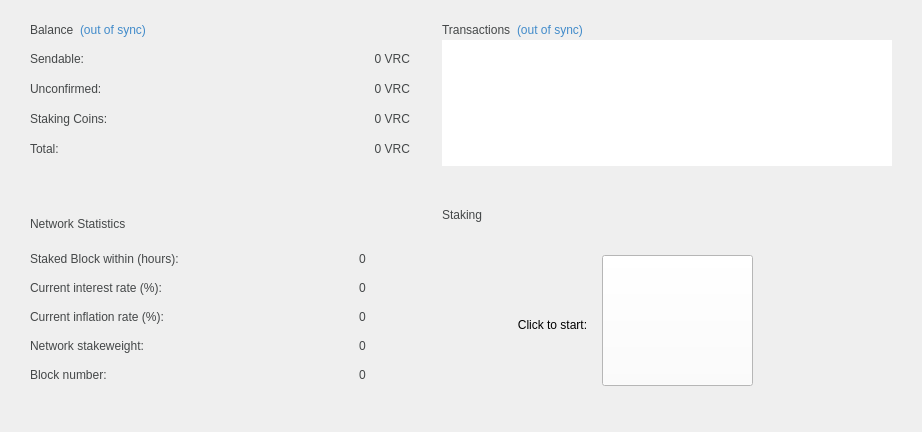
First picture: the form in src/qt/forms/overviewpage.ui, repository VeriConomy/vericoin, before the edit.
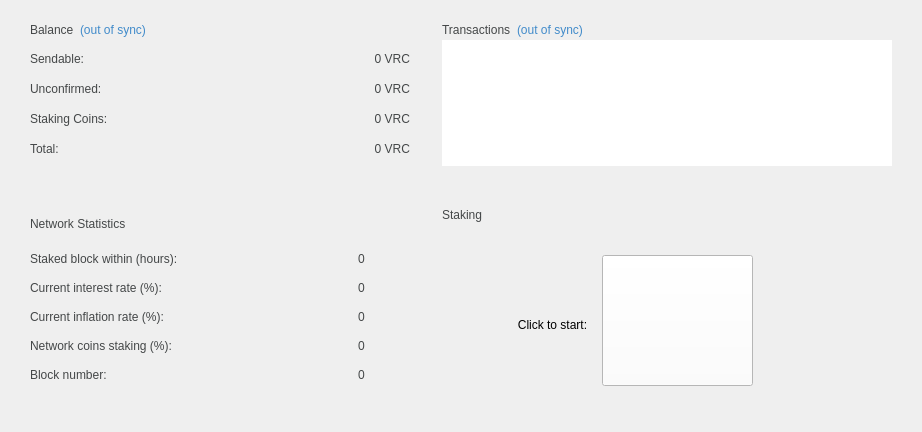
Second picture: the form after the edit. Icons and pictures are not drawn.

Commit message: fix font display on new password screen, improve sync indicator and add coins staking percentage to stats

The edit to the form file:
```diff
--- a/src/qt/forms/overviewpage.ui
+++ b/src/qt/forms/overviewpage.ui
@@ -631,7 +631,7 @@
           <string notr="true">QLabel {color: #444748}</string>
          </property>
          <property name="text">
-          <string>Staked Block within (hours):</string>
+          <string>Staked block within (hours):</string>
          </property>
         </widget>
        </item>
@@ -823,7 +823,7 @@
           <string notr="true">QLabel {color: #444748}</string>
          </property>
          <property name="text">
-          <string>Network stakeweight:</string>
+          <string>Network coins staking (%):</string>
          </property>
         </widget>
        </item>
```
The commit also changes 5 other files.
